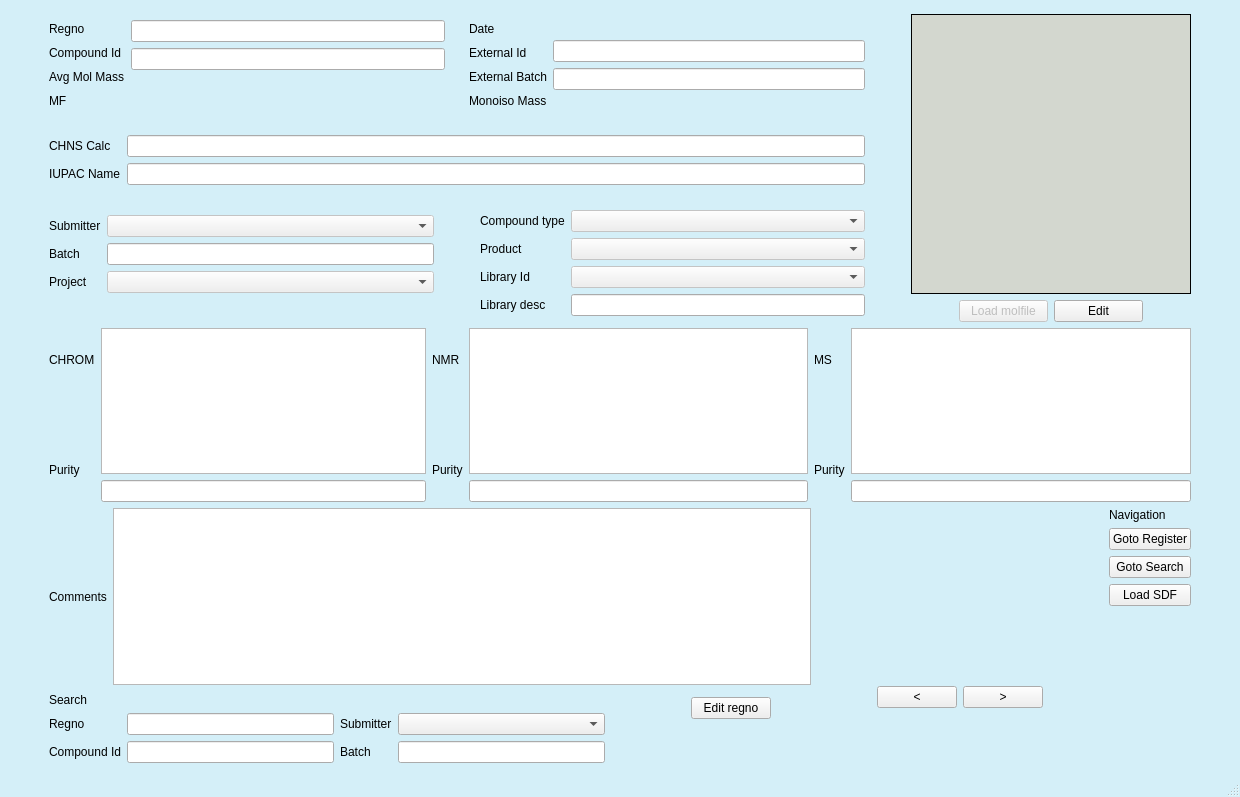
Qt form chemReg/assets/searchchem.ui (dahlbma/scarab_tornado) before a commit.
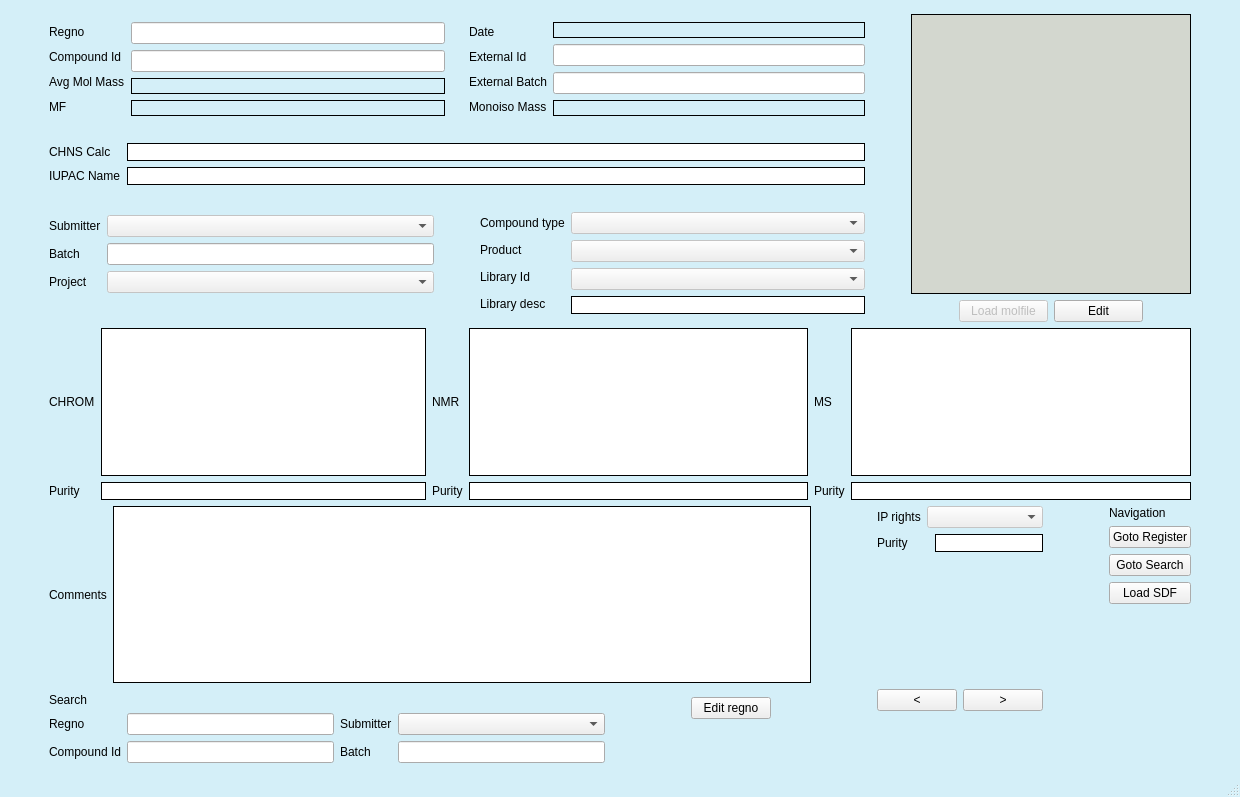
The same form after that commit.

Commit message: support purity and ip_rights fields, fix some layouts

```diff
--- a/chemReg/assets/searchchem.ui
+++ b/chemReg/assets/searchchem.ui
@@ -162,6 +162,10 @@
                   <property name="focusPolicy">
                    <enum>Qt::StrongFocus</enum>
                   </property>
+                  <property name="styleSheet">
+                   <string notr="true">background-color:&quot;transparent&quot;;
+border: 1px solid black;</string>
+                  </property>
                   <property name="text">
                    <string/>
                   </property>
@@ -175,6 +179,10 @@
                   <property name="focusPolicy">
                    <enum>Qt::StrongFocus</enum>
                   </property>
+                  <property name="styleSheet">
+                   <string notr="true">background-color:&quot;transparent&quot;;
+border: 1px solid black;</string>
+                  </property>
                   <property name="text">
                    <string/>
                   </property>
@@ -244,6 +252,10 @@
                   <property name="focusPolicy">
                    <enum>Qt::StrongFocus</enum>
                   </property>
+                  <property name="styleSheet">
+                   <string notr="true">background-color:&quot;transparent&quot;;
+border: 1px solid black;</string>
+                  </property>
                   <property name="text">
                    <string/>
                   </property>
@@ -280,6 +292,10 @@
                   <property name="focusPolicy">
                    <enum>Qt::StrongFocus</enum>
                   </property>
+                  <property name="styleSheet">
+                   <string notr="true">background-color:&quot;transparent&quot;;
+border: 1px solid black;</string>
+                  </property>
                   <property name="text">
                    <string/>
                   </property>
@@ -335,7 +351,8 @@
                <enum>Qt::StrongFocus</enum>
               </property>
               <property name="styleSheet">
-               <string notr="true">background-color:&quot;transparent&quot;</string>
+               <string notr="true">background-color:&quot;transparent&quot;;
+border: 1px solid black;</string>
               </property>
               <property name="readOnly">
                <bool>true</bool>
@@ -348,7 +365,8 @@
                <enum>Qt::StrongFocus</enum>
               </property>
               <property name="styleSheet">
-               <string notr="true">background-color:&quot;transparent&quot;</string>
+               <string notr="true">background-color:&quot;transparent&quot;;
+border: 1px solid black;</string>
               </property>
               <property name="readOnly">
                <bool>true</bool>
@@ -545,11 +563,17 @@
                 </item>
                 <item>
                  <widget class="QLineEdit" name="librarydesc_eb">
+                  <property name="font">
+                   <font>
+                    <pointsize>8</pointsize>
+                   </font>
+                  </property>
                   <property name="focusPolicy">
                    <enum>Qt::StrongFocus</enum>
                   </property>
                   <property name="styleSheet">
-                   <string notr="true">background-color:&quot;transparent&quot;</string>
+                   <string notr="true">background-color:&quot;transparent&quot;;
+border: 1px solid black;</string>
                   </property>
                   <property name="readOnly">
                    <bool>true</bool>
@@ -712,44 +736,15 @@
          </spacer>
         </item>
         <item>
-         <layout class="QHBoxLayout" name="horizontalLayout_4">
-          <item>
-           <layout class="QVBoxLayout" name="verticalLayout_4">
-            <item>
+         <layout class="QGridLayout" name="gridLayout_3">
+          <item row="0" column="0">
              <widget class="QLabel" name="label_10">
               <property name="text">
                <string>CHROM</string>
               </property>
              </widget>
             </item>
-            <item>
-             <spacer name="verticalSpacer_6">
-              <property name="orientation">
-               <enum>Qt::Vertical</enum>
-              </property>
-              <property name="sizeType">
-               <enum>QSizePolicy::Preferred</enum>
-              </property>
-              <property name="sizeHint" stdset="0">
-               <size>
-                <width>20</width>
-                <height>40</height>
-               </size>
-              </property>
-             </spacer>
-            </item>
-            <item>
-             <widget class="QLabel" name="label_11">
-              <property name="text">
-               <string>Purity</string>
-              </property>
-             </widget>
-            </item>
-           </layout>
-          </item>
-          <item>
-           <layout class="QVBoxLayout" name="verticalLayout_13">
-            <item>
+          <item row="0" column="1">
              <widget class="QPlainTextEdit" name="chrom_text">
               <property name="font">
                <font>
@@ -762,18 +757,32 @@
               <property name="styleSheet">
                <string notr="true">background-color:&quot;transparent&quot;</string>
               </property>
+            <property name="frameShape">
+             <enum>QFrame::Box</enum>
+            </property>
+            <property name="frameShadow">
+             <enum>QFrame::Plain</enum>
+            </property>
               <property name="readOnly">
                <bool>true</bool>
               </property>
              </widget>
             </item>
-            <item>
+          <item row="1" column="0">
+           <widget class="QLabel" name="label_11">
+            <property name="text">
+             <string>Purity</string>
+            </property>
+           </widget>
+          </item>
+          <item row="1" column="1">
              <widget class="QLineEdit" name="chrompurity_eb">
               <property name="focusPolicy">
                <enum>Qt::StrongFocus</enum>
               </property>
               <property name="styleSheet">
-               <string notr="true">background-color:&quot;transparent&quot;</string>
+             <string notr="true">background-color:&quot;transparent&quot;;
+border: 1px solid black;</string>
               </property>
               <property name="readOnly">
                <bool>true</bool>
@@ -782,47 +791,16 @@
             </item>
            </layout>
           </item>
-         </layout>
-        </item>
         <item>
-         <layout class="QHBoxLayout" name="horizontalLayout_5">
-          <item>
-           <layout class="QVBoxLayout" name="verticalLayout_5">
-            <item>
+         <layout class="QGridLayout" name="gridLayout_5">
+          <item row="0" column="0">
              <widget class="QLabel" name="label_12">
               <property name="text">
                <string>NMR</string>
               </property>
              </widget>
             </item>
-            <item>
-             <spacer name="verticalSpacer_7">
-              <property name="orientation">
-               <enum>Qt::Vertical</enum>
-              </property>
-              <property name="sizeType">
-               <enum>QSizePolicy::Preferred</enum>
-              </property>
-              <property name="sizeHint" stdset="0">
-               <size>
-                <width>20</width>
-                <height>40</height>
-               </size>
-              </property>
-             </spacer>
-            </item>
-            <item>
-             <widget class="QLabel" name="label_15">
-              <property name="text">
-               <string>Purity</string>
-              </property>
-             </widget>
-            </item>
-           </layout>
-          </item>
-          <item>
-           <layout class="QVBoxLayout" name="verticalLayout_14">
-            <item>
+          <item row="0" column="1">
              <widget class="QPlainTextEdit" name="nmr_text">
               <property name="font">
                <font>
@@ -835,18 +813,32 @@
               <property name="styleSheet">
                <string notr="true">background-color:&quot;transparent&quot;</string>
               </property>
+            <property name="frameShape">
+             <enum>QFrame::Box</enum>
+            </property>
+            <property name="frameShadow">
+             <enum>QFrame::Plain</enum>
+            </property>
               <property name="readOnly">
                <bool>true</bool>
               </property>
              </widget>
             </item>
-            <item>
+          <item row="1" column="0">
+           <widget class="QLabel" name="label_15">
+            <property name="text">
+             <string>Purity</string>
+            </property>
+           </widget>
+          </item>
+          <item row="1" column="1">
              <widget class="QLineEdit" name="nmrpurity_eb">
               <property name="focusPolicy">
                <enum>Qt::StrongFocus</enum>
               </property>
               <property name="styleSheet">
-               <string notr="true">background-color:&quot;transparent&quot;</string>
+             <string notr="true">background-color:&quot;transparent&quot;;
+border: 1px solid black;</string>
               </property>
               <property name="readOnly">
                <bool>true</bool>
@@ -855,47 +847,16 @@
             </item>
            </layout>
           </item>
-         </layout>
-        </item>
         <item>
-         <layout class="QHBoxLayout" name="horizontalLayout_7">
-          <item>
-           <layout class="QVBoxLayout" name="verticalLayout_6">
-            <item>
+         <layout class="QGridLayout" name="gridLayout_6">
+          <item row="0" column="0">
              <widget class="QLabel" name="label_19">
               <property name="text">
                <string>MS</string>
               </property>
              </widget>
             </item>
-            <item>
-             <spacer name="verticalSpacer_8">
-              <property name="orientation">
-               <enum>Qt::Vertical</enum>
-              </property>
-              <property name="sizeType">
-               <enum>QSizePolicy::Preferred</enum>
-              </property>
-              <property name="sizeHint" stdset="0">
-               <size>
-                <width>20</width>
-                <height>40</height>
-               </size>
-              </property>
-             </spacer>
-            </item>
-            <item>
-             <widget class="QLabel" name="label_20">
-              <property name="text">
-               <string>Purity</string>
-              </property>
-             </widget>
-            </item>
-           </layout>
-          </item>
-          <item>
-           <layout class="QVBoxLayout" name="verticalLayout_15">
-            <item>
+          <item row="0" column="1">
              <widget class="QPlainTextEdit" name="ms_text">
               <property name="font">
                <font>
@@ -908,25 +869,40 @@
               <property name="styleSheet">
                <string notr="true">background-color:&quot;transparent&quot;</string>
               </property>
+            <property name="frameShape">
+             <enum>QFrame::Box</enum>
+            </property>
+            <property name="frameShadow">
+             <enum>QFrame::Plain</enum>
+            </property>
               <property name="readOnly">
                <bool>true</bool>
               </property>
              </widget>
             </item>
-            <item>
+          <item row="1" column="0">
+           <widget class="QLabel" name="label_20">
+            <property name="text">
+             <string>Purity</string>
+            </property>
+           </widget>
+          </item>
+          <item row="1" column="1">
              <widget class="QLineEdit" name="mspurity_eb">
               <property name="focusPolicy">
                <enum>Qt::StrongFocus</enum>
               </property>
+            <property name="autoFillBackground">
+             <bool>false</bool>
+            </property>
               <property name="styleSheet">
-               <string notr="true">background-color:&quot;transparent&quot;</string>
+             <string notr="true">background-color:&quot;transparent&quot;;
+border: 1px solid black;</string>
               </property>
               <property name="readOnly">
                <bool>true</bool>
               </property>
              </widget>
-            </item>
-           </layout>
           </item>
          </layout>
         </item>
@@ -985,6 +961,12 @@
               <property name="styleSheet">
                <string notr="true">background-color:&quot;transparent&quot;</string>
               </property>
+              <property name="frameShape">
+               <enum>QFrame::Box</enum>
+              </property>
+              <property name="frameShadow">
+               <enum>QFrame::Plain</enum>
+              </property>
               <property name="readOnly">
                <bool>true</bool>
               </property>
@@ -1168,6 +1150,61 @@
         </item>
         <item>
          <layout class="QVBoxLayout" name="verticalLayout_20">
+          <item>
+           <layout class="QHBoxLayout" name="horizontalLayout_4">
+            <item>
+             <widget class="QLabel" name="label_23">
+              <property name="sizePolicy">
+               <sizepolicy hsizetype="Maximum" vsizetype="Preferred">
+                <horstretch>0</horstretch>
+                <verstretch>0</verstretch>
+               </sizepolicy>
+              </property>
+              <property name="text">
+               <string>IP rights</string>
+              </property>
+             </widget>
+            </item>
+            <item>
+             <widget class="QComboBox" name="ip_rights_cb">
+              <property name="enabled">
+               <bool>false</bool>
+              </property>
+              <property name="focusPolicy">
+               <enum>Qt::StrongFocus</enum>
+              </property>
+             </widget>
+            </item>
+           </layout>
+          </item>
+          <item>
+           <layout class="QHBoxLayout" name="horizontalLayout">
+            <item>
+             <widget class="QLabel" name="label_22">
+              <property name="text">
+               <string>Purity</string>
+              </property>
+             </widget>
+            </item>
+            <item>
+             <widget class="QLineEdit" name="purity_eb">
+              <property name="sizePolicy">
+               <sizepolicy hsizetype="Preferred" vsizetype="Fixed">
+                <horstretch>0</horstretch>
+                <verstretch>0</verstretch>
+               </sizepolicy>
+              </property>
+              <property name="styleSheet">
+               <string notr="true">background-color:&quot;transparent&quot;;
+border: 1px solid black;</string>
+              </property>
+              <property name="readOnly">
+               <bool>true</bool>
+              </property>
+             </widget>
+            </item>
+           </layout>
+          </item>
           <item>
            <spacer name="verticalSpacer_10">
             <property name="orientation">
```
Lines whose indentation alone changed are shown as unchanged. The commit also changes 3 other files.
